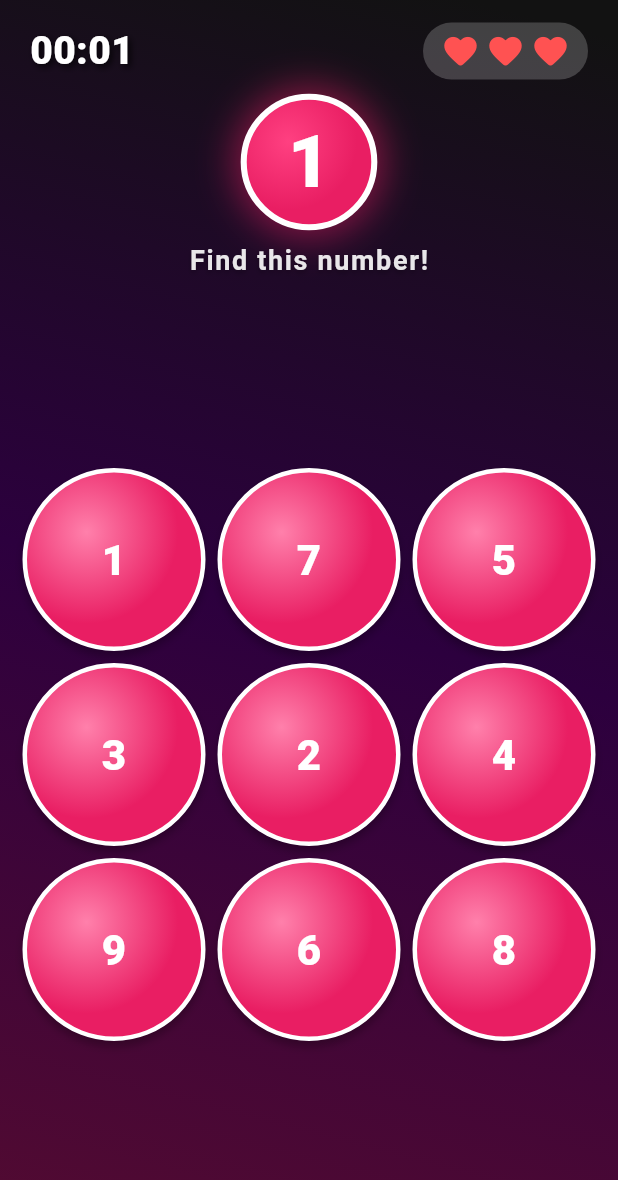
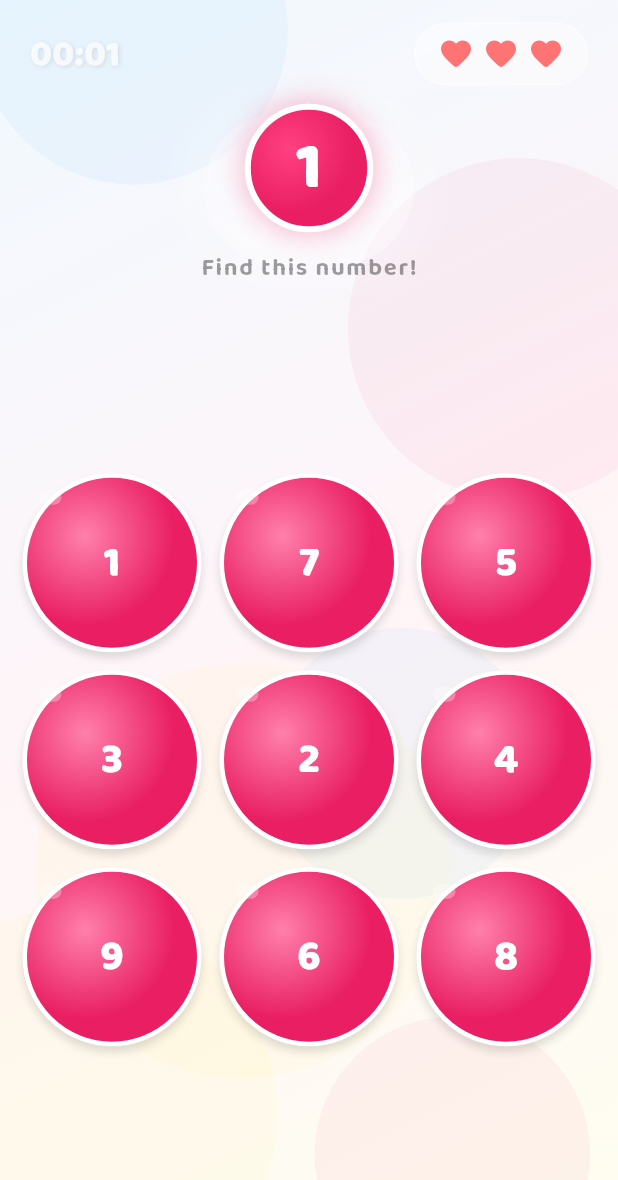
Before and after one commit to Pradeep-089/PopCount, a Flutter app: the GameScreen screen opened directly with sample values from the repository, on a phone screen of 412 x 824 dp. Shown: the top 1180 px of the screen. Run offline on Flutter 3.47's test engine with Material 3 defaults, Android fonts, the phone set to English and light mode, and no system bars; our stand-ins replace equatable, flutter_bloc, google_fonts, shared_preferences; accounts and stored records are empty.

Commit message:
Final UI Polish: 3D bubbles, cloud HUD, and floating pastel background

```diff
--- a/lib/main.dart
+++ b/lib/main.dart
@@ -1,4 +1,5 @@
 import 'package:flutter/material.dart';
+import 'package:google_fonts/google_fonts.dart';
 import 'screens/home_screen.dart';
 
 void main() {
@@ -13,7 +14,21 @@ class PopCountApp extends StatelessWidget {
     return MaterialApp(
       title: 'PopCount',
       debugShowCheckedModeBanner: false,
-      theme: ThemeData(primarySwatch: Colors.blue),
+      theme: ThemeData(
+        useMaterial3: true,
+        colorScheme: ColorScheme.fromSeed(
+          seedColor: Colors.blueAccent,
+          primary: Colors.blueAccent,
+          secondary: Colors.pinkAccent,
+        ),
+        textTheme: GoogleFonts.baloo2TextTheme(), // Child-friendly rounded font
+        elevatedButtonTheme: ElevatedButtonThemeData(
+          style: ElevatedButton.styleFrom(
+            shape: RoundedRectangleBorder(borderRadius: BorderRadius.circular(30)),
+            padding: const EdgeInsets.symmetric(vertical: 15, horizontal: 30),
+          ),
+        ),
+      ),
       home: const HomeScreen(),
     );
   }
--- a/lib/screens/game_screen.dart
+++ b/lib/screens/game_screen.dart
@@ -1,4 +1,6 @@
 import 'dart:async';
+import 'dart:math';
+import 'dart:ui';
 import 'package:flutter/material.dart';
 import 'package:flutter_bloc/flutter_bloc.dart';
 import '../bloc/game_bloc.dart';
@@ -49,13 +51,34 @@ class GameScreen extends StatelessWidget {
                                     MistakeIndicator(mistakesCount: state.mistakesCount),
                                   ],
                                 ),
-                                const SizedBox(height: 10),
+                                const SizedBox(height: 5), // Reduced space
+                                Stack(
+                                  alignment: Alignment.center,
+                                  children: [
+                                    // Soft cloud/abstract shape behind target
+                                    Container(
+                                      width: 140,
+                                      height: 100,
+                                      decoration: BoxDecoration(
+                                        color: Colors.white.withOpacity(0.3),
+                                        borderRadius: BorderRadius.circular(50),
+                                        boxShadow: [
+                                          BoxShadow(
+                                            color: Colors.white.withOpacity(0.2),
+                                            blurRadius: 20,
+                                            spreadRadius: 10,
+                                          )
+                                        ],
+                                      ),
+                                    ),
                                     NextNumberPulse(nextNumber: state.expectedNumber),
+                                  ],
+                                ),
                               ],
                             ),
                           );
                         }
-                        return const SizedBox(height: 150);
+                        return const SizedBox(height: 120);
                       },
                     ),
 
@@ -75,8 +98,8 @@ class GameScreen extends StatelessWidget {
                                     physics: const NeverScrollableScrollPhysics(), // Grid stays within the square
                                     gridDelegate: SliverGridDelegateWithFixedCrossAxisCount(
                                       crossAxisCount: levelConfig.gridSize,
-                                      crossAxisSpacing: 8,
-                                      mainAxisSpacing: 8,
+                                      crossAxisSpacing: 12,
+                                      mainAxisSpacing: 12,
                                     ),
                                     itemCount: state.grid.length,
                                     itemBuilder: (context, index) {
@@ -111,9 +134,14 @@ class GameScreen extends StatelessWidget {
   Widget _hudText(String text, {Color color = Colors.white}) {
     return Text(
       text,
-      style: TextStyle(fontSize: 26, fontWeight: FontWeight.w900, color: color, shadows: [
-        Shadow(color: Colors.black.withOpacity(0.8), blurRadius: 6, offset: const Offset(2, 2))
-      ]),
+      style: TextStyle(
+        fontSize: 24,
+        fontWeight: FontWeight.w900,
+        color: color.withOpacity(0.8),
+        shadows: [
+          Shadow(color: Colors.black.withOpacity(0.1), blurRadius: 4, offset: const Offset(1, 1))
+        ]
+      ),
     );
   }
 
@@ -153,7 +181,7 @@ class _NextNumberPulseState extends State<NextNumberPulse> with SingleTickerProv
       duration: const Duration(seconds: 1),
     )..repeat(reverse: true);
 
-    _scaleAnimation = Tween<double>(begin: 1.0, end: 1.15).animate(
+    _scaleAnimation = Tween<double>(begin: 1.0, end: 1.1).animate(
       CurvedAnimation(parent: _pulseController, curve: Curves.easeInOut),
     );
   }
@@ -167,12 +195,27 @@ class _NextNumberPulseState extends State<NextNumberPulse> with SingleTickerProv
   @override
   Widget build(BuildContext context) {
     return Column(
+      mainAxisSize: MainAxisSize.min,
       children: [
         ScaleTransition(
           scale: _scaleAnimation,
-          child: Container(
-            width: 90,
-            height: 90,
+          child: Stack(
+            alignment: Alignment.center,
+            children: [
+              // Subtle sparkles around target
+              ...List.generate(4, (i) => RotationTransition(
+                turns: AlwaysStoppedAnimation(i * 45 / 360),
+                child: AnimatedBuilder(
+                  animation: _pulseController,
+                  builder: (context, child) => Opacity(
+                    opacity: 0.3 + (_pulseController.value * 0.4),
+                    child: const Icon(Icons.auto_awesome, color: Colors.white, size: 100),
+                  ),
+                ),
+              )),
+              Container(
+                width: 85,
+                height: 85,
                 decoration: BoxDecoration(
                   shape: BoxShape.circle,
                   gradient: const RadialGradient(
@@ -181,9 +224,9 @@ class _NextNumberPulseState extends State<NextNumberPulse> with SingleTickerProv
                   ),
                   boxShadow: [
                     BoxShadow(
-                  color: Colors.pink.withOpacity(0.5),
-                  blurRadius: 20,
-                  spreadRadius: 5,
+                      color: Colors.pink.withOpacity(0.3),
+                      blurRadius: 15,
+                      spreadRadius: 2,
                     ),
                   ],
                   border: Border.all(color: Colors.white, width: 4),
@@ -192,23 +235,24 @@ class _NextNumberPulseState extends State<NextNumberPulse> with SingleTickerProv
                   child: Text(
                     '${widget.nextNumber}',
                     style: const TextStyle(
-                  fontSize: 48,
+                      fontSize: 44,
                       fontWeight: FontWeight.w900,
                       color: Colors.white,
                     ),
                   ),
                 ),
               ),
+            ],
           ),
-        const SizedBox(height: 8),
+        ),
+        const SizedBox(height: 5),
         Text(
           "Find this number!",
           style: TextStyle(
-            fontSize: 18,
+            fontSize: 16,
             fontWeight: FontWeight.bold,
-            color: Colors.white.withOpacity(0.9),
+            color: Colors.black38,
             letterSpacing: 1.1,
-            shadows: const [Shadow(color: Colors.black26, blurRadius: 4, offset: Offset(0, 2))],
           ),
         ),
       ],
@@ -224,9 +268,10 @@ class MistakeIndicator extends StatefulWidget {
   State<MistakeIndicator> createState() => _MistakeIndicatorState();
 }
 
-class _MistakeIndicatorState extends State<MistakeIndicator> with SingleTickerProviderStateMixin {
+class _MistakeIndicatorState extends State<MistakeIndicator> with TickerProviderStateMixin {
   late AnimationController _shakeController;
   late Animation<double> _shakeAnimation;
+  late AnimationController _popController;
 
   @override
   void initState() {
@@ -241,6 +286,11 @@ class _MistakeIndicatorState extends State<MistakeIndicator> with SingleTickerPr
       TweenSequenceItem(tween: Tween(begin: -5.0, end: 5.0), weight: 1),
       TweenSequenceItem(tween: Tween(begin: 5.0, end: 0.0), weight: 1),
     ]).animate(_shakeController);
+
+    _popController = AnimationController(
+      vsync: this,
+      duration: const Duration(milliseconds: 400),
+    );
   }
 
   @override
@@ -248,12 +298,14 @@ class _MistakeIndicatorState extends State<MistakeIndicator> with SingleTickerPr
     super.didUpdateWidget(oldWidget);
     if (widget.mistakesCount > oldWidget.mistakesCount) {
       _shakeController.forward(from: 0);
+      _popController.forward(from: 0);
     }
   }
 
   @override
   void dispose() {
     _shakeController.dispose();
+    _popController.dispose();
     super.dispose();
   }
 
@@ -267,11 +319,16 @@ class _MistakeIndicatorState extends State<MistakeIndicator> with SingleTickerPr
           child: child,
         );
       },
+      child: ClipRRect(
+        borderRadius: BorderRadius.circular(25),
+        child: BackdropFilter(
+          filter: ImageFilter.blur(sigmaX: 5, sigmaY: 5),
           child: Container(
-        padding: const EdgeInsets.symmetric(horizontal: 10, vertical: 6),
+            padding: const EdgeInsets.symmetric(horizontal: 12, vertical: 8),
             decoration: BoxDecoration(
-          color: Colors.white.withOpacity(0.2),
-          borderRadius: BorderRadius.circular(20),
+              color: Colors.white.withOpacity(0.4),
+              borderRadius: BorderRadius.circular(25),
+              border: Border.all(color: Colors.white.withOpacity(0.5)),
             ),
             child: Row(
               mainAxisSize: MainAxisSize.min,
@@ -282,18 +339,20 @@ class _MistakeIndicatorState extends State<MistakeIndicator> with SingleTickerPr
                   opacity: isFull ? 1.0 : 0.0,
                   child: AnimatedScale(
                     duration: const Duration(milliseconds: 400),
-                scale: isFull ? 1.0 : 0.5,
+                    scale: isFull ? 1.0 : 1.5,
                     child: Padding(
-                  padding: const EdgeInsets.symmetric(horizontal: 2),
-                  child: const Icon(
+                      padding: const EdgeInsets.symmetric(horizontal: 3),
+                      child: Icon(
                         Icons.favorite_rounded,
-                    color: Colors.redAccent,
-                    size: 26,
+                        color: Colors.redAccent.withOpacity(0.8),
+                        size: 24,
                       ),
                     ),
                   ),
                 );
               }),
+            ),
+          ),
         ),
       ),
     );
@@ -320,10 +379,12 @@ class _GameBubbleState extends State<GameBubble> with TickerProviderStateMixin {
   late AnimationController _correctController;
   late AnimationController _wrongController;
   late AnimationController _hintController;
+  late AnimationController _floatController;
   late Animation<double> _scaleAnimation;
   late Animation<double> _shakeAnimation;
   late Animation<double> _sparkleAnimation;
   late Animation<double> _hintAnimation;
+  late Animation<double> _floatAnimation;
   Timer? _hintTimer;
 
   @override
@@ -346,12 +407,19 @@ class _GameBubbleState extends State<GameBubble> with TickerProviderStateMixin {
       TweenSequenceItem(tween: Tween(begin: 4.0, end: 0.0), weight: 1),
     ]).animate(_wrongController);
 
-    // Initialize Hint Animation
     _hintController = AnimationController(vsync: this, duration: const Duration(milliseconds: 1000));
     _hintAnimation = TweenSequence<double>([
       TweenSequenceItem(tween: Tween(begin: 1.0, end: 1.05).chain(CurveTween(curve: Curves.easeInOut)), weight: 50),
       TweenSequenceItem(tween: Tween(begin: 1.05, end: 1.0).chain(CurveTween(curve: Curves.easeInOut)), weight: 50),
     ]).animate(_hintController);
+
+    _floatController = AnimationController(
+      vsync: this,
+      duration: Duration(milliseconds: (1500 + Random().nextInt(1000)).toInt()),
+    )..repeat(reverse: true);
+    _floatAnimation = Tween<double>(begin: -2.0, end: 2.0).animate(
+      CurvedAnimation(parent: _floatController, curve: Curves.easeInOut),
+    );
 
     _startHintTimer();
   }
@@ -376,12 +444,10 @@ class _GameBubbleState extends State<GameBubble> with TickerProviderStateMixin {
   @override
   void didUpdateWidget(GameBubble oldWidget) {
     super.didUpdateWidget(oldWidget);
-    // Reset animations if the cell resets (New Game)
     if (oldWidget.cell.isPopped && !widget.cell.isPopped) {
       _correctController.reset();
       _wrongController.reset();
     }
-    // Reset hint timer whenever the state changes (expected number or pop status)
     if (oldWidget.expectedNumber != widget.expectedNumber || oldWidget.cell.isPopped != widget.cell.isPopped) {
       _startHintTimer();
     }
@@ -404,16 +470,17 @@ class _GameBubbleState extends State<GameBubble> with TickerProviderStateMixin {
     _correctController.dispose();
     _wrongController.dispose();
     _hintController.dispose();
+    _floatController.dispose();
     super.dispose();
   }
 
   @override
   Widget build(BuildContext context) {
     return AnimatedBuilder(
-      animation: Listenable.merge([_correctController, _wrongController, _hintController]),
+      animation: Listenable.merge([_correctController, _wrongController, _hintController, _floatAnimation]),
       builder: (context, child) {
         return Transform.translate(
-          offset: Offset(_shakeAnimation.value, 0),
+          offset: Offset(_shakeAnimation.value, _floatAnimation.value),
           child: Transform.scale(
             scale: _scaleAnimation.value * _hintAnimation.value,
             child: child,
@@ -425,6 +492,22 @@ class _GameBubbleState extends State<GameBubble> with TickerProviderStateMixin {
         child: Stack(
           alignment: Alignment.center,
           children: [
+            // Soft outer glow for unpopped bubbles
+            if (!widget.cell.isPopped)
+              Container(
+                width: 65,
+                height: 65,
+                decoration: BoxDecoration(
+                  shape: BoxShape.circle,
+                  boxShadow: [
+                    BoxShadow(
+                      color: Colors.pink.withOpacity(0.15),
+                      blurRadius: 10,
+                      spreadRadius: 2,
+                    )
+                  ],
+                ),
+              ),
             AnimatedOpacity(
               opacity: widget.cell.isPopped ? 0.0 : 1.0,
               duration: const Duration(milliseconds: 300),
@@ -437,10 +520,25 @@ class _GameBubbleState extends State<GameBubble> with TickerProviderStateMixin {
                   ),
                   border: Border.all(color: Colors.white, width: 3),
                   boxShadow: const [
-                    BoxShadow(color: Colors.black26, offset: Offset(0, 4), blurRadius: 4)
+                    BoxShadow(color: Colors.black12, offset: Offset(0, 4), blurRadius: 4)
                   ],
                 ),
-                child: Center(
+                child: Stack(
+                  children: [
+                    // Inner highlight (toy-like)
+                    Positioned(
+                      top: 8,
+                      left: 8,
+                      child: Container(
+                        width: 15,
+                        height: 10,
+                        decoration: BoxDecoration(
+                          color: Colors.white.withOpacity(0.3),
+                          borderRadius: BorderRadius.circular(10),
+                        ),
+                      ),
+                    ),
+                    Center(
                       child: FittedBox(
                         child: Padding(
                           padding: const EdgeInsets.all(8.0),
@@ -454,6 +552,8 @@ class _GameBubbleState extends State<GameBubble> with TickerProviderStateMixin {
                           ),
                         ),
                       ),
+                    ),
+                  ],
                 ),
               ),
             ),
--- a/lib/widgets/animated_background.dart
+++ b/lib/widgets/animated_background.dart
@@ -1,3 +1,4 @@
+import 'dart:math';
 import 'package:flutter/material.dart';
 
 class AnimatedBackground extends StatefulWidget {
@@ -11,54 +12,29 @@ class AnimatedBackground extends StatefulWidget {
 class _AnimatedBackgroundState extends State<AnimatedBackground>
     with SingleTickerProviderStateMixin {
   late AnimationController _controller;
-  late Animation<Alignment> _topAlignmentAnimation;
-  late Animation<Alignment> _bottomAlignmentAnimation;
+  final List<_FloatingBlob> _blobs = [];
 
   @override
   void initState() {
     super.initState();
     _controller = AnimationController(
       vsync: this,
-      duration: const Duration(seconds: 10),
-    )..repeat(reverse: true);
+      duration: const Duration(seconds: 20),
+    )..repeat();
 
-    _topAlignmentAnimation = TweenSequence<Alignment>([
-      TweenSequenceItem(
-        tween: Tween<Alignment>(begin: Alignment.topLeft, end: Alignment.topRight),
-        weight: 1,
-      ),
-      TweenSequenceItem(
-        tween: Tween<Alignment>(begin: Alignment.topRight, end: Alignment.bottomRight),
-        weight: 1,
-      ),
-      TweenSequenceItem(
-        tween: Tween<Alignment>(begin: Alignment.bottomRight, end: Alignment.bottomLeft),
-        weight: 1,
-      ),
-      TweenSequenceItem(
-        tween: Tween<Alignment>(begin: Alignment.bottomLeft, end: Alignment.topLeft),
-        weight: 1,
-      ),
-    ]).animate(_controller);
-
-    _bottomAlignmentAnimation = TweenSequence<Alignment>([
-      TweenSequenceItem(
-        tween: Tween<Alignment>(begin: Alignment.bottomRight, end: Alignment.bottomLeft),
-        weight: 1,
-      ),
-      TweenSequenceItem(
-        tween: Tween<Alignment>(begin: Alignment.bottomLeft, end: Alignment.topLeft),
-        weight: 1,
-      ),
-      TweenSequenceItem(
-        tween: Tween<Alignment>(begin: Alignment.topLeft, end: Alignment.topRight),
-        weight: 1,
-      ),
-      TweenSequenceItem(
-        tween: Tween<Alignment>(begin: Alignment.topRight, end: Alignment.bottomRight),
-        weight: 1,
-      ),
-    ]).animate(_controller);
+    final random = Random();
+    for (int i = 0; i < 6; i++) {
+      _blobs.add(_FloatingBlob(
+        color: [
+          Colors.blue.withOpacity(0.05),
+          Colors.pink.withOpacity(0.05),
+          Colors.yellow.withOpacity(0.05),
+        ][random.nextInt(3)],
+        size: 150.0 + random.nextDouble() * 150.0,
+        initialOffset: Offset(random.nextDouble(), random.nextDouble()),
+        speed: 0.2 + random.nextDouble() * 0.3,
+      ));
+    }
   }
 
   @override
@@ -73,20 +49,55 @@ class _AnimatedBackgroundState extends State<AnimatedBackground>
       animation: _controller,
       builder: (context, child) {
         return Container(
-          decoration: BoxDecoration(
+          decoration: const BoxDecoration(
             gradient: LinearGradient(
-              begin: _topAlignmentAnimation.value,
-              end: _bottomAlignmentAnimation.value,
-              colors: const [
-                Color(0xFF121212), // Deep Black
-                Color(0xFF2C003E), // Dark Purple
-                Color(0xFF510A32), // Wine Red
+              begin: Alignment.topLeft,
+              end: Alignment.bottomRight,
+              colors: [
+                Color(0xFFF0F9FF), // Very Soft Blue
+                Color(0xFFFFF5F8), // Very Soft Pink
+                Color(0xFFFEFEF0), // Very Soft Yellow
               ],
             ),
           ),
-          child: widget.child,
+          child: Stack(
+            children: [
+              ..._blobs.map((blob) {
+                final x = (blob.initialOffset.dx + _controller.value * blob.speed) % 1.0;
+                final y = (blob.initialOffset.dy + sin(_controller.value * pi * 2) * 0.1) % 1.0;
+
+                return Positioned(
+                  left: x * MediaQuery.of(context).size.width - blob.size / 2,
+                  top: y * MediaQuery.of(context).size.height - blob.size / 2,
+                  child: Container(
+                    width: blob.size,
+                    height: blob.size,
+                    decoration: BoxDecoration(
+                      color: blob.color,
+                      shape: BoxShape.circle,
+                    ),
+                  ),
+                );
+              }),
+              widget.child,
+            ],
+          ),
         );
       },
     );
   }
 }
+
+class _FloatingBlob {
+  final Color color;
+  final double size;
+  final Offset initialOffset;
+  final double speed;
+
+  _FloatingBlob({
+    required this.color,
+    required this.size,
+    required this.initialOffset,
+    required this.speed,
+  });
+}
--- a/pubspec.yaml
+++ b/pubspec.yaml
@@ -14,6 +14,7 @@ dependencies:
   flutter_bloc: ^8.1.6
   equatable: ^2.0.5
   shared_preferences: ^2.2.2
+  google_fonts: ^6.1.0
 
 dev_dependencies:
   flutter_test:
```
Also changed, not shown: pubspec.lock. Lines whose indentation alone changed are shown as unchanged.
